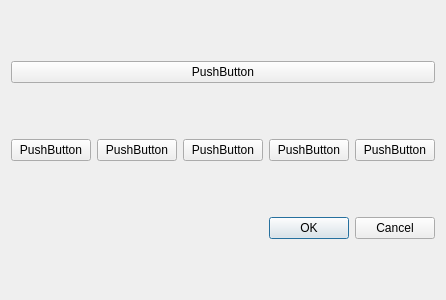
This is Src/Window/asme_y14_35_width180.ui in tobiasfalk/KiCAD-FreeCAD-TechDraw-Template-Generator as Qt 5 draws it before an edit. The edited form follows.
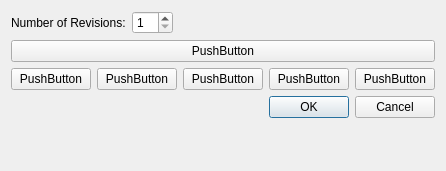
This is the edited form.

What changed in the file:
```diff
--- a/Src/Window/asme_y14_35_width180.ui
+++ b/Src/Window/asme_y14_35_width180.ui
@@ -6,14 +6,45 @@
    <rect>
     <x>0</x>
     <y>0</y>
-    <width>400</width>
-    <height>300</height>
+    <width>444</width>
+    <height>171</height>
    </rect>
   </property>
   <property name="windowTitle">
    <string>Dialog</string>
   </property>
   <layout class="QVBoxLayout" name="verticalLayout">
+   <item>
+    <layout class="QHBoxLayout" name="horizontalLayout_2">
+     <item>
+      <widget class="QLabel" name="label">
+       <property name="text">
+        <string>Number of Revisions:</string>
+       </property>
+      </widget>
+     </item>
+     <item>
+      <widget class="QSpinBox" name="numRevSpinBox">
+       <property name="minimum">
+        <number>1</number>
+       </property>
+      </widget>
+     </item>
+     <item>
+      <spacer name="horizontalSpacer">
+       <property name="orientation">
+        <enum>Qt::Horizontal</enum>
+       </property>
+       <property name="sizeHint" stdset="0">
+        <size>
+         <width>40</width>
+         <height>20</height>
+        </size>
+       </property>
+      </spacer>
+     </item>
+    </layout>
+   </item>
    <item>
     <layout class="QVBoxLayout" name="verticalLayout_2">
      <item>
@@ -74,6 +105,19 @@
      </property>
     </widget>
    </item>
+   <item>
+    <spacer name="verticalSpacer">
+     <property name="orientation">
+      <enum>Qt::Vertical</enum>
+     </property>
+     <property name="sizeHint" stdset="0">
+      <size>
+       <width>20</width>
+       <height>40</height>
+      </size>
+     </property>
+    </spacer>
+   </item>
   </layout>
  </widget>
  <resources/>
```
